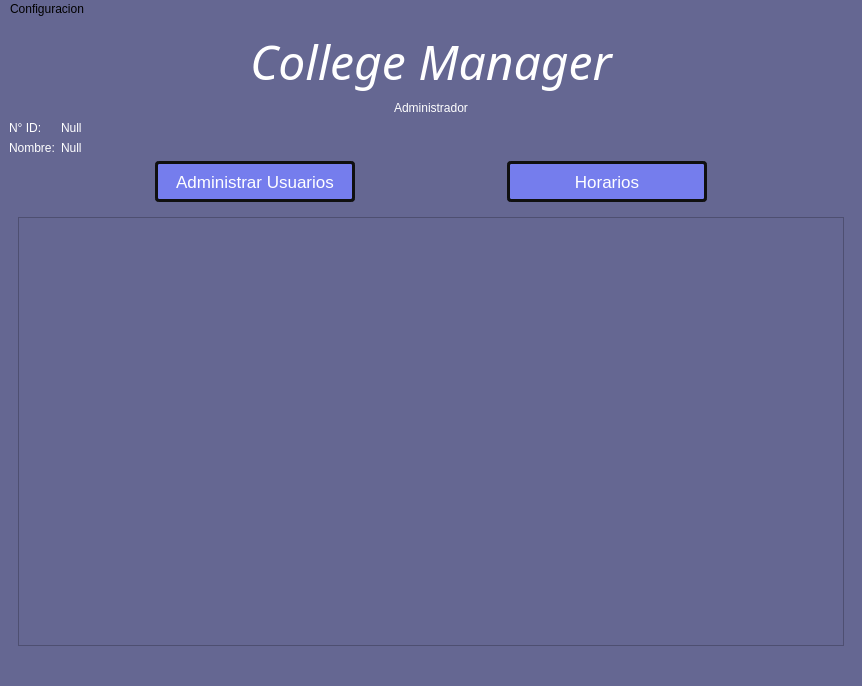
First picture: the form in src/ui/Administrador.ui, repository Vipheak/College-Manager, before the edit.
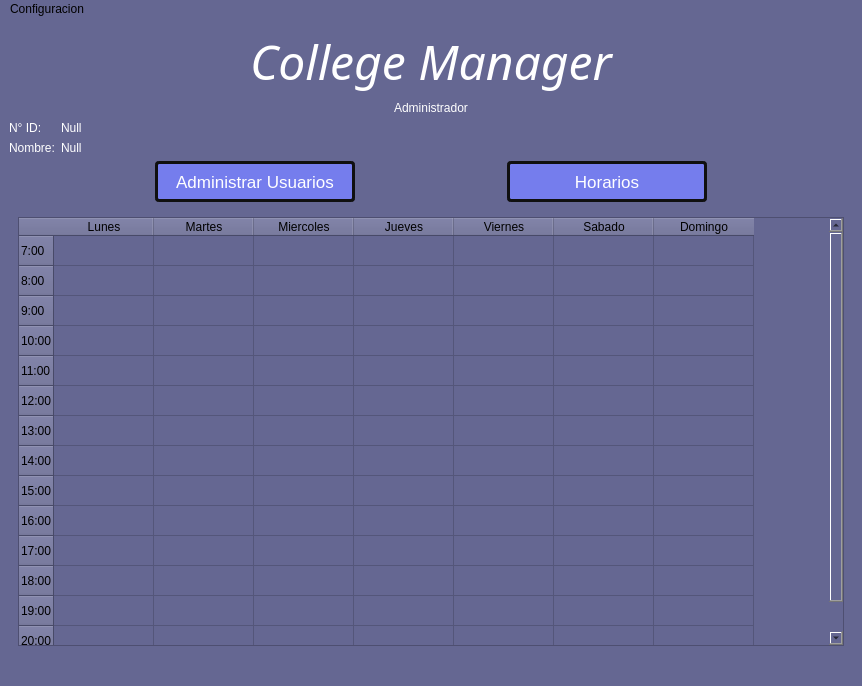
Second picture: the form after the edit. The open tabs and pages were chosen to show the change.

Commit message: tabla de horario agregado

```diff
--- a/src/ui/Administrador.ui
+++ b/src/ui/Administrador.ui
@@ -245,7 +245,113 @@
         <widget class="QWidget" name="schedule">
          <layout class="QHBoxLayout" name="horizontalLayout_2">
           <item>
-           <widget class="QTableWidget" name="tableWidget"/>
+           <widget class="QTableWidget" name="scheduleTable">
+            <row>
+             <property name="text">
+              <string>7:00</string>
+             </property>
+            </row>
+            <row>
+             <property name="text">
+              <string>8:00</string>
+             </property>
+            </row>
+            <row>
+             <property name="text">
+              <string>9:00</string>
+             </property>
+            </row>
+            <row>
+             <property name="text">
+              <string>10:00</string>
+             </property>
+            </row>
+            <row>
+             <property name="text">
+              <string>11:00</string>
+             </property>
+            </row>
+            <row>
+             <property name="text">
+              <string>12:00</string>
+             </property>
+            </row>
+            <row>
+             <property name="text">
+              <string>13:00</string>
+             </property>
+            </row>
+            <row>
+             <property name="text">
+              <string>14:00</string>
+             </property>
+            </row>
+            <row>
+             <property name="text">
+              <string>15:00</string>
+             </property>
+            </row>
+            <row>
+             <property name="text">
+              <string>16:00</string>
+             </property>
+            </row>
+            <row>
+             <property name="text">
+              <string>17:00</string>
+             </property>
+            </row>
+            <row>
+             <property name="text">
+              <string>18:00</string>
+             </property>
+            </row>
+            <row>
+             <property name="text">
+              <string>19:00</string>
+             </property>
+            </row>
+            <row>
+             <property name="text">
+              <string>20:00</string>
+             </property>
+            </row>
+            <column>
+             <property name="text">
+              <string>Lunes</string>
+             </property>
+            </column>
+            <column>
+             <property name="text">
+              <string>Martes</string>
+             </property>
+            </column>
+            <column>
+             <property name="text">
+              <string>Miercoles</string>
+             </property>
+            </column>
+            <column>
+             <property name="text">
+              <string>Jueves</string>
+             </property>
+            </column>
+            <column>
+             <property name="text">
+              <string>Viernes</string>
+             </property>
+            </column>
+            <column>
+             <property name="text">
+              <string>Sabado</string>
+             </property>
+            </column>
+            <column>
+             <property name="text">
+              <string>Domingo</string>
+             </property>
+            </column>
+           </widget>
           </item>
          </layout>
         </widget>
```
Left out of the diff: 3 changed lines with no effect on the pictures. The commit also changes 1 other file.
